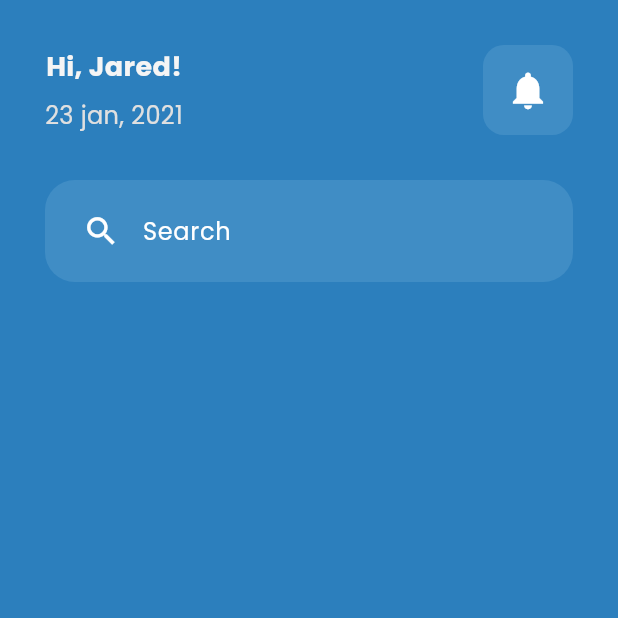
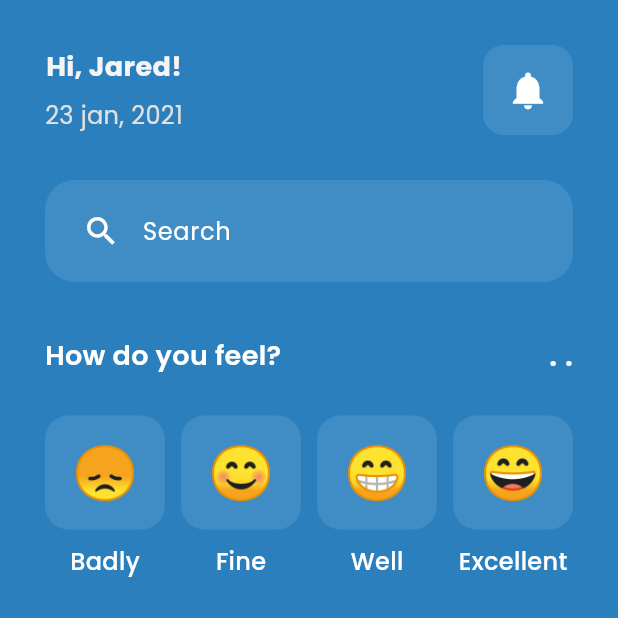
Before and after one commit to gracebir/fl_clone_mentalhealth_app, a Flutter app: the screen it shows after launch, on a phone screen of 412 x 824 dp, the top half of it. Run offline on Flutter 3.47's test engine with Material 3 defaults, Android fonts, the light colour scheme and no system bars.

Commit message:
emotional section

```diff
--- /dev/null
+++ b/lib/components/emotion_section.dart
@@ -0,0 +1,48 @@
+import 'package:fl_clone_mentalhealth_app/components/emotion_tile.dart';
+import 'package:flutter/material.dart';
+
+class EmotionSection extends StatelessWidget {
+  const EmotionSection({super.key});
+
+  @override
+  Widget build(BuildContext context) {
+    return Container(
+      margin: const EdgeInsets.symmetric(horizontal: 30, vertical: 10),
+      child: Column(
+        children: [
+          const Row(
+            mainAxisAlignment: MainAxisAlignment.spaceBetween,
+            children: [
+              Text(
+                "How do you feel?",
+                style: TextStyle(
+                    fontSize: 18,
+                    color: Colors.white,
+                    fontWeight: FontWeight.w600),
+              ),
+              Text(
+                ". .",
+                style: TextStyle(
+                    fontSize: 20,
+                    color: Colors.white,
+                    fontWeight: FontWeight.w600),
+              )
+            ],
+          ),
+          const SizedBox(
+            height: 25,
+          ),
+          Row(
+            mainAxisAlignment: MainAxisAlignment.spaceBetween,
+            children: [
+              EmotionTile(emotion: '😞', text: 'Badly'),
+              EmotionTile(emotion: '😊', text: 'Fine'),
+              EmotionTile(emotion: '😁', text: 'Well'),
+              EmotionTile(emotion: '😄', text: 'Excellent')
+            ],
+          )
+        ],
+      ),
+    );
+  }
+}
--- /dev/null
+++ b/lib/components/emotion_tile.dart
@@ -0,0 +1,33 @@
+import 'package:flutter/material.dart';
+
+class EmotionTile extends StatelessWidget {
+  final String emotion;
+  final String text;
+  EmotionTile({super.key, required this.emotion, required this.text});
+
+  @override
+  Widget build(BuildContext context) {
+    return Column(
+      children: [
+        Container(
+          padding: const EdgeInsets.symmetric(vertical: 13, horizontal: 18),
+          decoration: BoxDecoration(
+              color: const Color(0xff408DC5),
+              borderRadius: BorderRadius.circular(16)),
+          child: Text(
+            emotion,
+            style: const TextStyle(fontSize: 35),
+          ),
+        ),
+        const SizedBox(
+          height: 10,
+        ),
+        Text(
+          text,
+          style: const TextStyle(
+              fontSize: 16, color: Colors.white, fontWeight: FontWeight.w500),
+        )
+      ],
+    );
+  }
+}
--- a/lib/pages/home.dart
+++ b/lib/pages/home.dart
@@ -1,3 +1,4 @@
+import 'package:fl_clone_mentalhealth_app/components/emotion_section.dart';
 import 'package:fl_clone_mentalhealth_app/components/header_section.dart';
 import 'package:fl_clone_mentalhealth_app/components/search_section.dart';
 import 'package:flutter/material.dart';
@@ -16,7 +17,14 @@ class _HomePageState extends State<HomePage> {
         child: Scaffold(
       backgroundColor: Color(0xff2C7FBD),
       body: Column(
-        children: [HeaderSection(), SearchSection()],
+        children: [
+          HeaderSection(),
+          SearchSection(),
+          SizedBox(
+            height: 25,
+          ),
+          EmotionSection()
+        ],
       ),
     ));
   }
```
